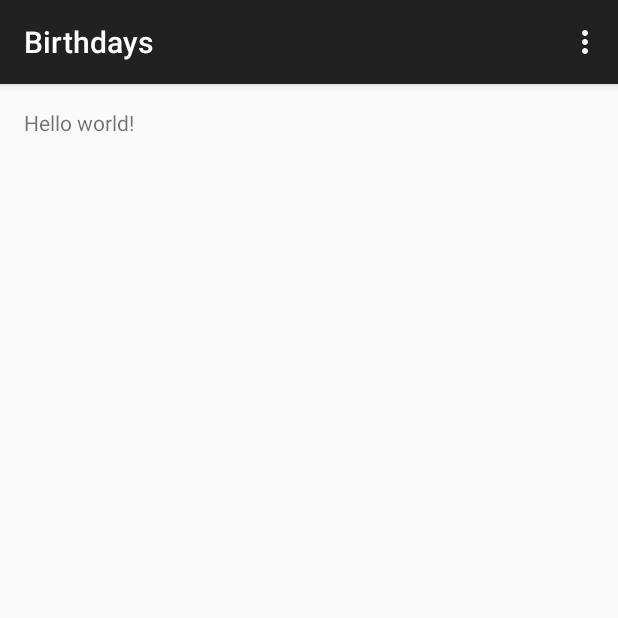
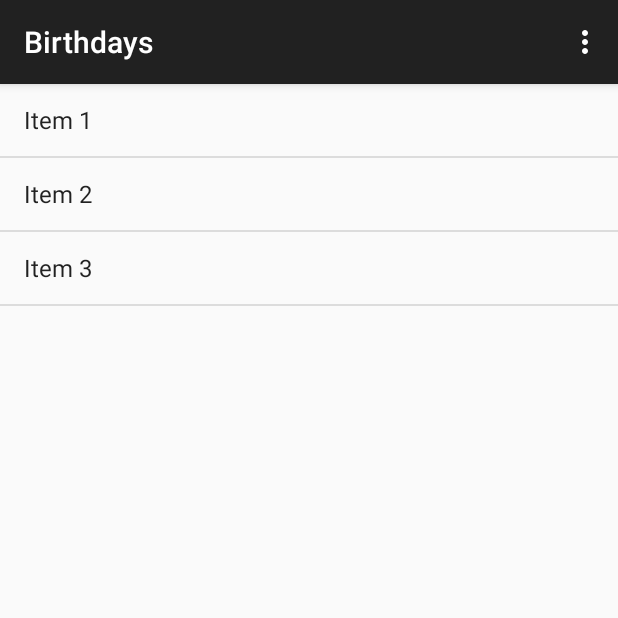
Before and after one commit to Julesssss/BirthdayReminder, an Android app: the screen it shows after launch (MainActivity), on a phone screen of 412 x 824 dp, the top half of it. Run offline under Robolectric (Android 15) with nearby library versions, the light colour scheme and no system bars.

Commit message:
Added BirthdayListFragment

```diff
--- /dev/null
+++ b/app/src/main/java/website/julianrosser/birthdays/BirthdayListFragment.java
@@ -0,0 +1,150 @@
+package website.julianrosser.birthdays;
+
+import android.app.Activity;
+import android.os.Bundle;
+import android.support.v4.app.Fragment;
+import android.view.LayoutInflater;
+import android.view.View;
+import android.view.ViewGroup;
+import android.widget.AbsListView;
+import android.widget.AdapterView;
+import android.widget.ArrayAdapter;
+import android.widget.ListAdapter;
+import android.widget.TextView;
+
+import website.julianrosser.birthdays.dummy.DummyContent;
+
+/**
+ * A fragment representing a list of Items.
+ * <p/>
+ * Large screen devices (such as tablets) are supported by replacing the ListView
+ * with a GridView.
+ * <p/>
+ * Activities containing this fragment MUST implement the {@link OnFragmentInteractionListener}
+ * interface.
+ */
+public class BirthdayListFragment extends Fragment implements AbsListView.OnItemClickListener {
+
+    // TODO: Rename parameter arguments, choose names that match
+    // the fragment initialization parameters, e.g. ARG_ITEM_NUMBER
+    private static final String ARG_PARAM1 = "param1";
+    private static final String ARG_PARAM2 = "param2";
+
+    // TODO: Rename and change types of parameters
+    private String mParam1;
+    private String mParam2;
+
+    private OnFragmentInteractionListener mListener;
+
+    /**
+     * The fragment's ListView/GridView.
+     */
+    private AbsListView mListView;
+
+    /**
+     * The Adapter which will be used to populate the ListView/GridView with
+     * Views.
+     */
+    private ListAdapter mAdapter;
+
+    /**
+     * Mandatory empty constructor for the fragment manager to instantiate the
+     * fragment (e.g. upon screen orientation changes).
+     */
+    public BirthdayListFragment() {
+    }
+
+    // TODO: Rename and change types of parameters
+    public static BirthdayListFragment newInstance() { //todo old... String param1, String param2) {
+        BirthdayListFragment fragment = new BirthdayListFragment();
+        Bundle args = new Bundle();
+        //args.putString(ARG_PARAM1, param1);
+        //args.putString(ARG_PARAM2, param2);
+        fragment.setArguments(args);
+        return fragment;
+    }
+
+    @Override
+    public void onCreate(Bundle savedInstanceState) {
+        super.onCreate(savedInstanceState);
+
+        if (getArguments() != null) {
+            mParam1 = getArguments().getString(ARG_PARAM1);
+            mParam2 = getArguments().getString(ARG_PARAM2);
+        }
+
+        // TODO: Change Adapter to display your content
+        mAdapter = new ArrayAdapter<DummyContent.DummyItem>(getActivity(),
+                android.R.layout.simple_list_item_1, android.R.id.text1, DummyContent.ITEMS);
+    }
+
+    @Override
+    public View onCreateView(LayoutInflater inflater, ViewGroup container,
+                             Bundle savedInstanceState) {
+        View view = inflater.inflate(R.layout.fragment_birthday, container, false);
+
+        // Set the adapter
+        mListView = (AbsListView) view.findViewById(android.R.id.list);
+        ((AdapterView<ListAdapter>) mListView).setAdapter(mAdapter);
+
+        // Set OnItemClickListener so we can be notified on item clicks
+        mListView.setOnItemClickListener(this);
+
+        return view;
+    }
+
+    @Override
+    public void onAttach(Activity activity) {
+        super.onAttach(activity);
+        try {
+            mListener = (OnFragmentInteractionListener) activity;
+        } catch (ClassCastException e) {
+            throw new ClassCastException(activity.toString()
+                    + " must implement OnFragmentInteractionListener");
+        }
+    }
+
+    @Override
+    public void onDetach() {
+        super.onDetach();
+        mListener = null;
+    }
+
+    @Override
+    public void onItemClick(AdapterView<?> parent, View view, int position, long id) {
+        if (null != mListener) {
+            // Notify the active callbacks interface (the activity, if the
+            // fragment is attached to one) that an item has been selected.
+            mListener.onFragmentInteraction(DummyContent.ITEMS.get(position).id);
+        }
+    }
+
+    /**
+     * The default content for this Fragment has a TextView that is shown when
+     * the list is empty. If you would like to change the text, call this method
+     * to supply the text it should use.
+     */
+    public void setEmptyText(CharSequence emptyText) {
+        View emptyView = mListView.getEmptyView();
+
+        if (emptyView instanceof TextView) {
+            ((TextView) emptyView).setText(emptyText);
+        }
+    }
+
+    /**
+     * This interface must be implemented by activities that contain this
+     * fragment to allow an interaction in this fragment to be communicated
+     * to the activity and potentially other fragments contained in that
+     * activity.
+     * <p/>
+     * See the Android Training lesson <a href=
+     * "http://developer.android.com/training/basics/fragments/communicating.html"
+     * >Communicating with Other Fragments</a> for more information.
+     */
+    public interface OnFragmentInteractionListener {
+        // TODO: Update argument type and name
+        public void onFragmentInteraction(String id);
+    }
+
+}
--- a/app/src/main/java/website/julianrosser/birthdays/MainActivity.java
+++ b/app/src/main/java/website/julianrosser/birthdays/MainActivity.java
@@ -1,5 +1,6 @@
 package website.julianrosser.birthdays;
 
+import android.support.v4.app.FragmentManager;
 import android.support.v7.app.AppCompatActivity;
 import android.os.Bundle;
 import android.view.Menu;
@@ -7,10 +8,24 @@ import android.view.MenuItem;
 
 public class MainActivity extends AppCompatActivity {
 
+    FragmentManager fragmentManager;
+    BirthdayListFragment listFragment;
+
     @Override
     protected void onCreate(Bundle savedInstanceState) {
         super.onCreate(savedInstanceState);
         setContentView(R.layout.activity_main);
+
+        // Init FragmentManager
+        fragmentManager = getSupportFragmentManager();
+
+        // Get new ListFragment
+        listFragment = BirthdayListFragment.newInstance();
+
+        fragmentManager.beginTransaction()
+                .replace(R.id.container, listFragment)
+                .commit();
+
     }
 
     @Override
--- /dev/null
+++ b/app/src/main/java/website/julianrosser/birthdays/dummy/DummyContent.java
@@ -0,0 +1,55 @@
+package website.julianrosser.birthdays.dummy;
+
+import java.util.ArrayList;
+import java.util.HashMap;
+import java.util.List;
+import java.util.Map;
+
+/**
+ * Helper class for providing sample content for user interfaces created by
+ * Android template wizards.
+ * <p/>
+ * TODO: Replace all uses of this class before publishing your app.
+ */
+public class DummyContent {
+
+    /**
+     * An array of sample (dummy) items.
+     */
+    public static List<DummyItem> ITEMS = new ArrayList<DummyItem>();
+
+    /**
+     * A map of sample (dummy) items, by ID.
+     */
+    public static Map<String, DummyItem> ITEM_MAP = new HashMap<String, DummyItem>();
+
+    static {
+        // Add 3 sample items.
+        addItem(new DummyItem("1", "Item 1"));
+        addItem(new DummyItem("2", "Item 2"));
+        addItem(new DummyItem("3", "Item 3"));
+    }
+
+    private static void addItem(DummyItem item) {
+        ITEMS.add(item);
+        ITEM_MAP.put(item.id, item);
+    }
+
+    /**
+     * A dummy item representing a piece of content.
+     */
+    public static class DummyItem {
+        public String id;
+        public String content;
+
+        public DummyItem(String id, String content) {
+            this.id = id;
+            this.content = content;
+        }
+
+        @Override
+        public String toString() {
+            return content;
+        }
+    }
+}
--- a/app/src/main/res/layout/activity_main.xml
+++ b/app/src/main/res/layout/activity_main.xml
@@ -1,3 +1,12 @@
+<FrameLayout xmlns:android="http://schemas.android.com/apk/res/android"
+    android:id="@+id/container"
+    android:layout_width="match_parent"
+    android:layout_height="match_parent" />
+
+
+    <!-- OLD
+
+
     <RelativeLayout xmlns:android="http://schemas.android.com/apk/res/android"
         xmlns:tools="http://schemas.android.com/tools" android:layout_width="match_parent"
         android:layout_height="match_parent" android:paddingLeft="@dimen/activity_horizontal_margin"
@@ -8,4 +17,4 @@
         <TextView android:text="@string/hello_world" android:layout_width="wrap_content"
             android:layout_height="wrap_content" />
 
-</RelativeLayout>
+            -->
```
Also changed, not shown: app/src/main/res/layout/fragment_birthday_grid.xml (added, +20 -0 lines), app/src/main/res/layout/fragment_birthday_list.xml (added, +19 -0 lines), app/src/main/res/values-large/refs.xml (added, +12 -0 lines), app/src/main/res/values-sw600dp/refs.xml (added, +12 -0 lines), app/src/main/res/values/refs.xml (added, +12 -0 lines), 1 other file. Lines whose indentation alone changed are shown as unchanged.
